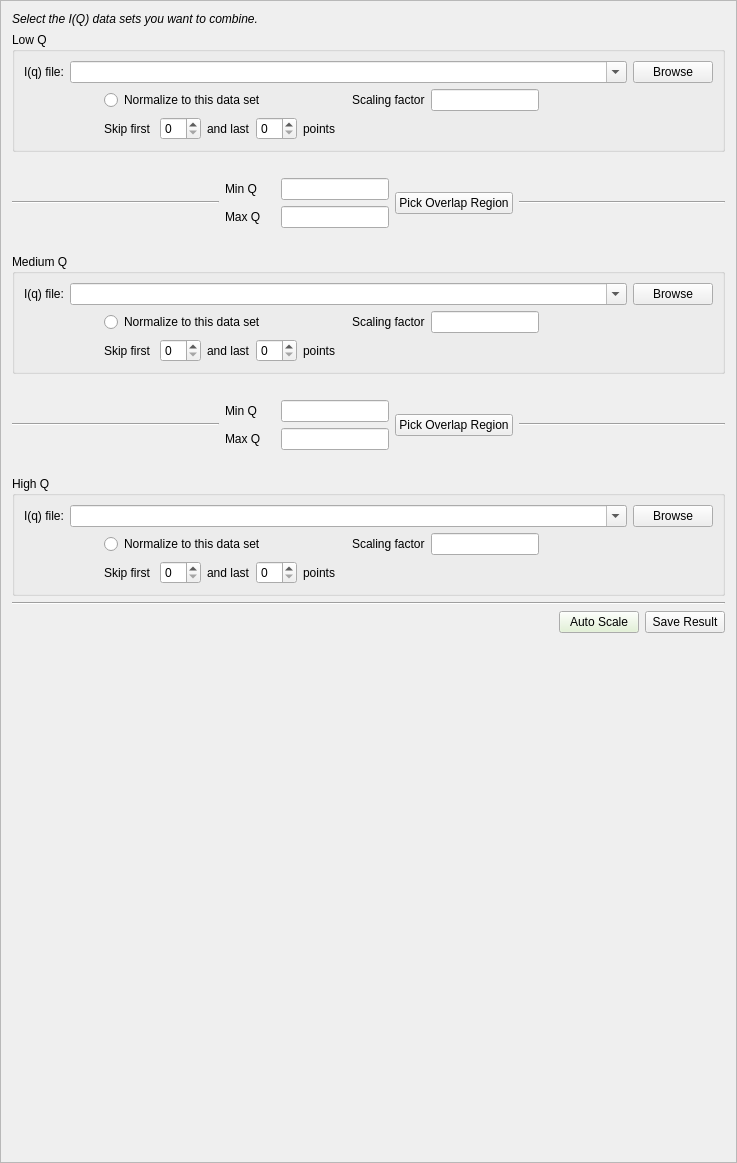
The window that Code/Mantid/scripts/Interface/ui/stitcher.ui (mantidproject/mantid) describes before a commit, drawn with Qt 5.
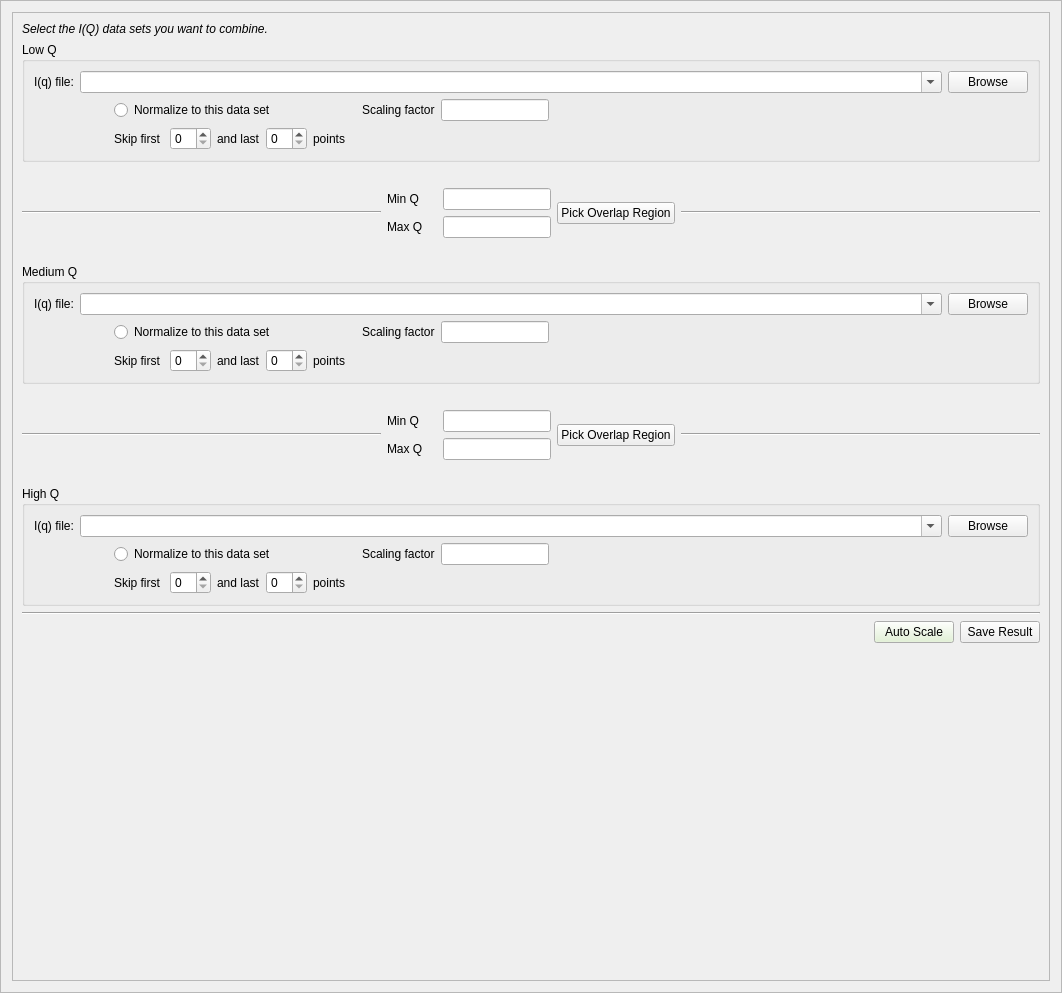
The same window after the commit.

Commit message: Re #4391 Added scrollbar

```diff
--- a/Code/Mantid/scripts/Interface/ui/stitcher.ui
+++ b/Code/Mantid/scripts/Interface/ui/stitcher.ui
@@ -6,8 +6,8 @@
    <rect>
     <x>0</x>
     <y>0</y>
-    <width>737</width>
-    <height>1163</height>
+    <width>1062</width>
+    <height>993</height>
    </rect>
   </property>
   <property name="windowTitle">
@@ -21,6 +21,21 @@
   </property>
   <layout class="QVBoxLayout" name="verticalLayout">
    <item>
+    <widget class="QScrollArea" name="scrollArea">
+     <property name="widgetResizable">
+      <bool>true</bool>
+     </property>
+     <widget class="QWidget" name="scrollAreaWidgetContents">
+      <property name="geometry">
+       <rect>
+        <x>0</x>
+        <y>0</y>
+        <width>1040</width>
+        <height>971</height>
+       </rect>
+      </property>
+      <layout class="QVBoxLayout" name="verticalLayout_6">
+       <item>
     <widget class="QLabel" name="label_13">
      <property name="font">
       <font>
@@ -973,6 +988,10 @@
       </size>
      </property>
     </spacer>
+       </item>
+      </layout>
+     </widget>
+    </widget>
    </item>
   </layout>
  </widget>
```
Lines whose indentation alone changed are shown as unchanged. The commit also changes 1 other file.
